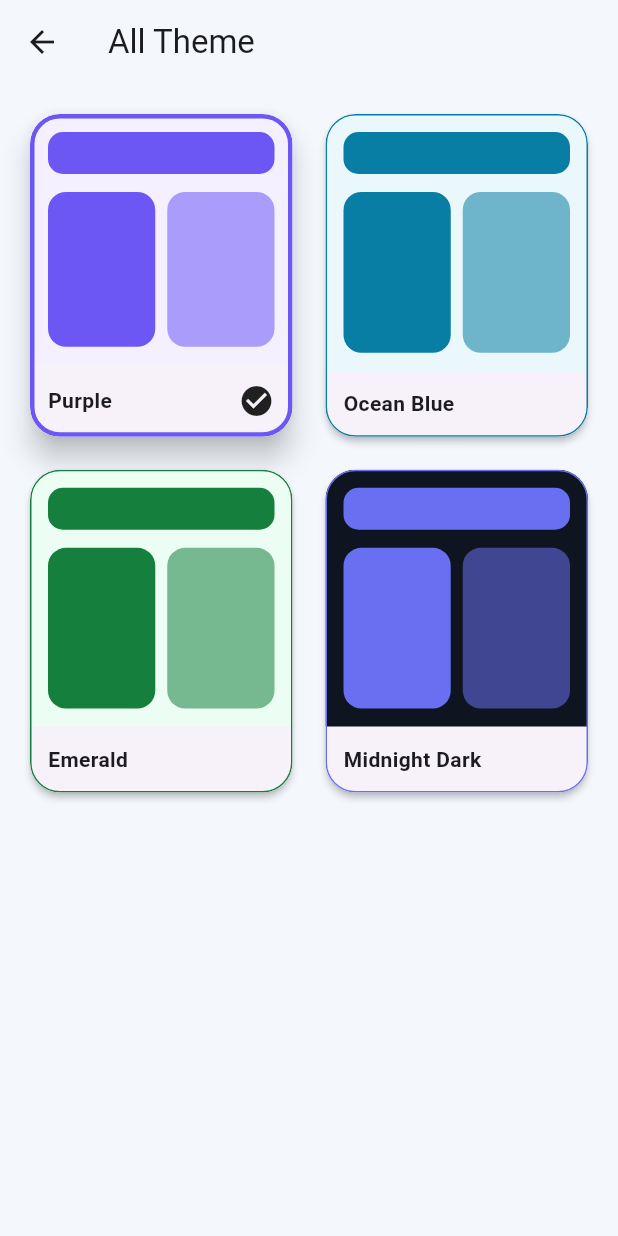
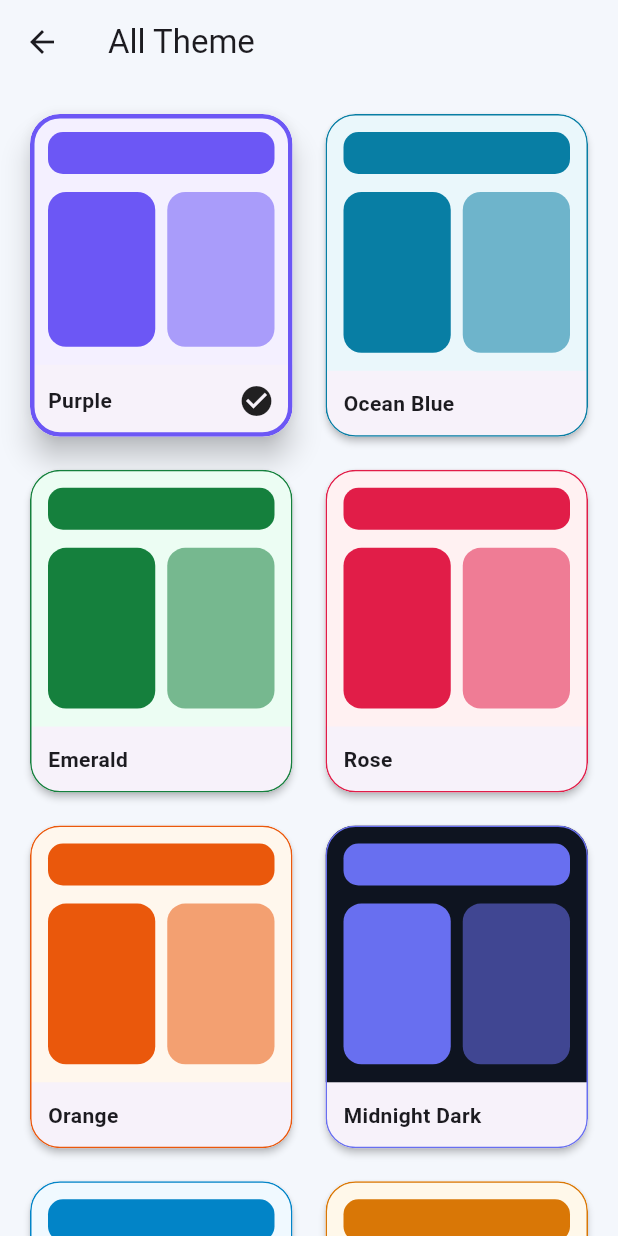
Before and after one commit to shrumu-7/Business360, a Flutter app: the AllThemeScreen screen opened directly with empty values, on a phone screen of 412 x 824 dp. Run offline on Flutter 3.47's test engine with Material 3 defaults, Android fonts, the phone set to English and light mode, and no system bars; our stand-ins replace shared_preferences; accounts and stored records are empty.

Commit message:
Expand All Theme to the complete Business360 theme set

```diff
--- a/business360_flutter/lib/screens/all_theme_screen.dart
+++ b/business360_flutter/lib/screens/all_theme_screen.dart
@@ -3,22 +3,33 @@ import 'package:shared_preferences/shared_preferences.dart';
 
 class AllThemeScreen extends StatelessWidget {
   const AllThemeScreen({super.key, required this.prefs, required this.onApplied});
-
   final SharedPreferences prefs;
   final VoidCallback onApplied;
 
   static const themes = <String, Map<String, dynamic>>{
-    'purple': {'name': 'Purple', 'seed': Color(0xFF6C57F5), 'bg': Color(0xFFF4F0FF)},
-    'blue': {'name': 'Ocean Blue', 'seed': Color(0xFF087EA4), 'bg': Color(0xFFEAF7FB)},
-    'green': {'name': 'Emerald', 'seed': Color(0xFF15803D), 'bg': Color(0xFFECFDF3)},
-    'dark': {'name': 'Midnight Dark', 'seed': Color(0xFF686FF0), 'bg': Color(0xFF0E1420)},
+    'purple': {'name':'Purple','seed':Color(0xFF6C57F5),'bg':Color(0xFFF4F0FF),'appBg':'blueWhite','dash':'plain'},
+    'blue': {'name':'Ocean Blue','seed':Color(0xFF087EA4),'bg':Color(0xFFEAF7FB),'appBg':'blueWhite','dash':'blue'},
+    'green': {'name':'Emerald','seed':Color(0xFF15803D),'bg':Color(0xFFECFDF3),'appBg':'cream','dash':'plain'},
+    'rose': {'name':'Rose','seed':Color(0xFFE11D48),'bg':Color(0xFFFFF1F2),'appBg':'blueWhite','dash':'plain'},
+    'orange': {'name':'Orange','seed':Color(0xFFEA580C),'bg':Color(0xFFFFF7ED),'appBg':'cream','dash':'plain'},
+    'dark': {'name':'Midnight Dark','seed':Color(0xFF686FF0),'bg':Color(0xFF0E1420),'appBg':'midnight','dash':'midnight'},
+    'sky': {'name':'Sky','seed':Color(0xFF0284C7),'bg':Color(0xFFF0F9FF),'appBg':'blueWhite','dash':'blue'},
+    'cream': {'name':'Cream','seed':Color(0xFFD97706),'bg':Color(0xFFFFF8EA),'appBg':'cream','dash':'plain'},
+    'mint': {'name':'Mint','seed':Color(0xFF059669),'bg':Color(0xFFECFDF5),'appBg':'blueWhite','dash':'plain'},
+    'premium': {'name':'Premium','seed':Color(0xFFB08D57),'bg':Color(0xFFFAF7F0),'appBg':'cream','dash':'plain'},
+    'light': {'name':'Light','seed':Color(0xFF64748B),'bg':Color(0xFFF8FAFC),'appBg':'blueWhite','dash':'plain'},
+    'ocean': {'name':'Deep Ocean','seed':Color(0xFF0369A1),'bg':Color(0xFFEFF6FF),'appBg':'blueWhite','dash':'blue'},
+    'sunset': {'name':'Sunset','seed':Color(0xFFF97316),'bg':Color(0xFFFFF7ED),'appBg':'cream','dash':'plain'},
+    'aurora': {'name':'Aurora','seed':Color(0xFF7C3AED),'bg':Color(0xFFF5F3FF),'appBg':'blueWhite','dash':'plain'},
+    'forest': {'name':'Forest','seed':Color(0xFF166534),'bg':Color(0xFFF0FDF4),'appBg':'cream','dash':'plain'},
+    'gold': {'name':'Gold','seed':Color(0xFFCA8A04),'bg':Color(0xFFFEFCE8),'appBg':'cream','dash':'plain'},
   };
 
   Future<void> apply(BuildContext context, String key) async {
+    final data = themes[key]!;
     await prefs.setString('theme', key);
-    final bg = key == 'dark' ? 'midnight' : key == 'blue' ? 'blueWhite' : key == 'green' ? 'cream' : 'blueWhite';
-    await prefs.setString('appBg', bg);
-    await prefs.setString('dashboardBg', key == 'dark' ? 'midnight' : key == 'blue' ? 'blue' : 'plain');
+    await prefs.setString('appBg', data['appBg'] as String);
+    await prefs.setString('dashboardBg', data['dash'] as String);
     await prefs.setString('dashboardCardBg', key == 'dark' ? 'glass' : 'gradient');
     await prefs.setString('dashboardBorder', key == 'dark' ? 'glow' : 'normal');
     onApplied();
@@ -34,57 +45,22 @@ class AllThemeScreen extends StatelessWidget {
         color: Theme.of(context).scaffoldBackgroundColor,
         child: GridView.builder(
           padding: const EdgeInsets.all(16),
-          gridDelegate: const SliverGridDelegateWithFixedCrossAxisCount(
-            crossAxisCount: 2,
-            crossAxisSpacing: 14,
-            mainAxisSpacing: 14,
-            childAspectRatio: .82,
-          ),
+          gridDelegate: const SliverGridDelegateWithFixedCrossAxisCount(crossAxisCount: 2, crossAxisSpacing: 14, mainAxisSpacing: 14, childAspectRatio: .82),
           itemCount: themes.length,
           itemBuilder: (context, index) {
-            final entry = themes.entries.elementAt(index);
-            final data = entry.value;
-            final active = selected == entry.key;
+            final entry = themes.entries.elementAt(index); final data = entry.value; final active = selected == entry.key; final seed = data['seed'] as Color; final bg = data['bg'] as Color;
             return InkWell(
-              borderRadius: BorderRadius.circular(20),
-              onTap: () => apply(context, entry.key),
+              borderRadius: BorderRadius.circular(20), onTap: () => apply(context, entry.key),
               child: Card(
-                clipBehavior: Clip.antiAlias,
-                elevation: active ? 8 : 2,
-                shape: RoundedRectangleBorder(
-                  borderRadius: BorderRadius.circular(20),
-                  side: BorderSide(color: data['seed'] as Color, width: active ? 3 : 1),
-                ),
-                child: Column(
-                  children: [
-                    Expanded(
-                      child: Container(
-                        color: data['bg'] as Color,
-                        padding: const EdgeInsets.all(12),
-                        child: Column(
-                          crossAxisAlignment: CrossAxisAlignment.stretch,
-                          children: [
-                            Container(height: 28, decoration: BoxDecoration(color: data['seed'] as Color, borderRadius: BorderRadius.circular(10))),
-                            const SizedBox(height: 12),
-                            Expanded(
-                              child: Row(
-                                children: [
-                                  Expanded(child: Container(decoration: BoxDecoration(color: data['seed'] as Color, borderRadius: BorderRadius.circular(12)))),
-                                  const SizedBox(width: 8),
-                                  Expanded(child: Container(decoration: BoxDecoration(color: (data['seed'] as Color).withValues(alpha: .55), borderRadius: BorderRadius.circular(12)))),
-                                ],
-                              ),
-                            ),
-                          ],
-                        ),
-                      ),
-                    ),
-                    Padding(
-                      padding: const EdgeInsets.all(12),
-                      child: Row(children: [Expanded(child: Text(data['name'] as String, style: const TextStyle(fontWeight: FontWeight.bold))), if (active) const Icon(Icons.check_circle)]),
-                    ),
-                  ],
-                ),
+                clipBehavior: Clip.antiAlias, elevation: active ? 8 : 2,
+                shape: RoundedRectangleBorder(borderRadius: BorderRadius.circular(20), side: BorderSide(color: seed, width: active ? 3 : 1)),
+                child: Column(children: [
+                  Expanded(child: Container(color: bg, padding: const EdgeInsets.all(12), child: Column(crossAxisAlignment: CrossAxisAlignment.stretch, children: [
+                    Container(height: 28, decoration: BoxDecoration(color: seed, borderRadius: BorderRadius.circular(10))), const SizedBox(height: 12),
+                    Expanded(child: Row(children: [Expanded(child: Container(decoration: BoxDecoration(color: seed, borderRadius: BorderRadius.circular(12)))), const SizedBox(width: 8), Expanded(child: Container(decoration: BoxDecoration(color: seed.withValues(alpha:.55), borderRadius: BorderRadius.circular(12))))])),
+                  ]))),
+                  Padding(padding: const EdgeInsets.all(12), child: Row(children: [Expanded(child: Text(data['name'] as String, style: const TextStyle(fontWeight: FontWeight.bold))), if (active) const Icon(Icons.check_circle)])),
+                ]),
               ),
             );
           },
```
